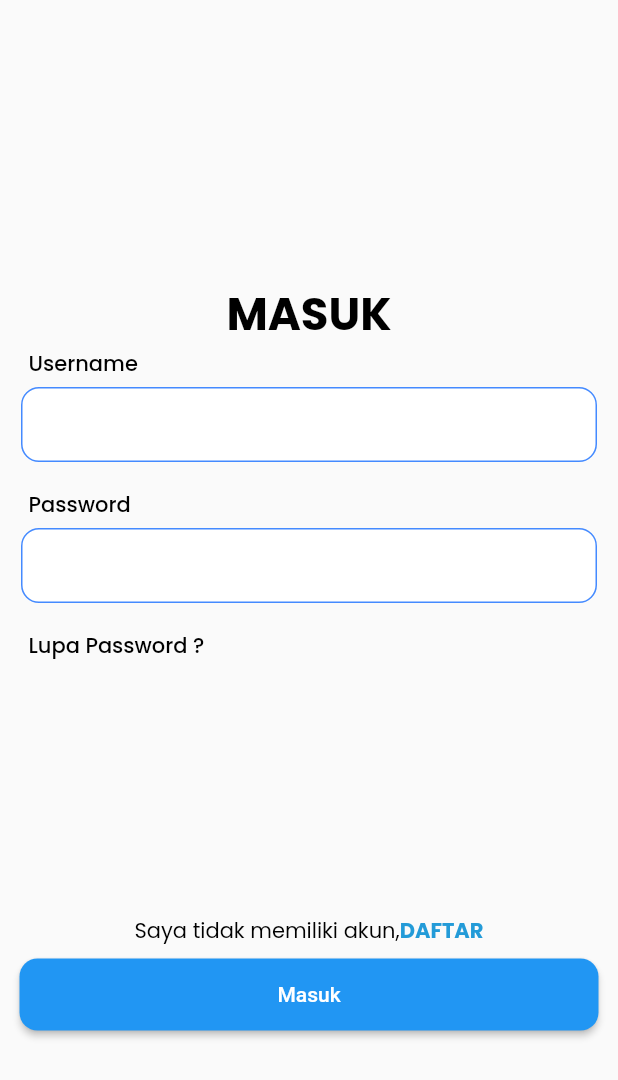
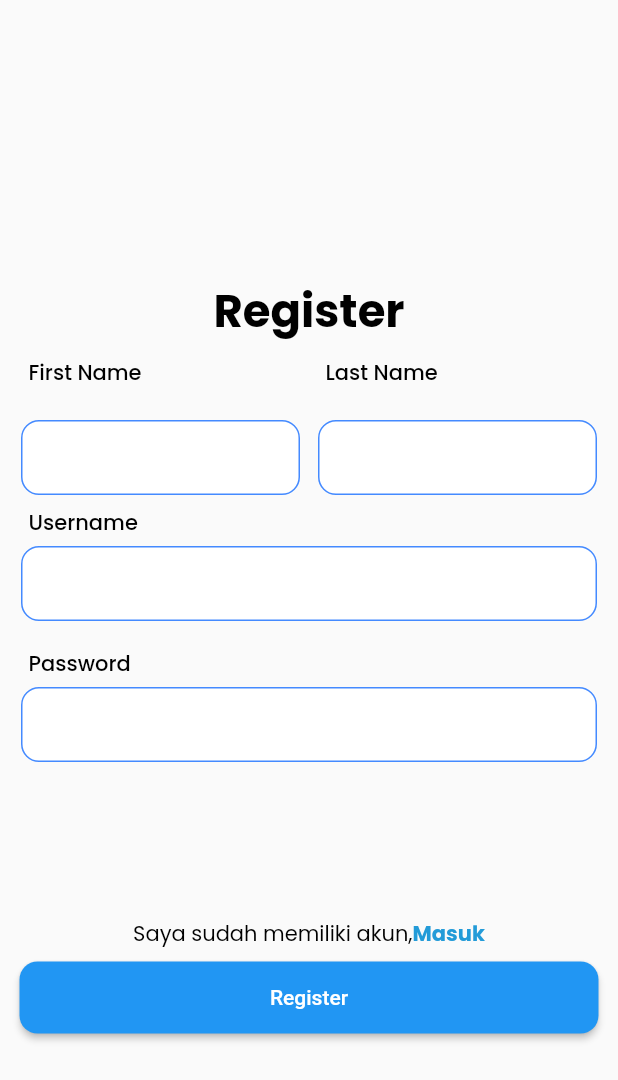
Before and after one commit to MajuSetiaJadiSiregar/idemart, a Flutter app: the screen it shows after launch, on a phone screen of 412 x 824 dp. Shown: the top 1080 px of the screen. Run offline on Flutter 3.47's test engine with Material 2 defaults, Android fonts, the phone set to English and light mode, and no system bars; our stand-ins replace flutter_svg.

Commit message:
register-screen

```diff
--- a/lib/main.dart
+++ b/lib/main.dart
@@ -17,7 +17,8 @@ class MyApp extends StatelessWidget {
         primarySwatch: Colors.blue,
       ),
       // home: WelcomeScreen()
-      home: LoginScreen(),
+      // home: LoginScreen(),
+      home: RegisterScreen(),
     );
   }
 }
--- /dev/null
+++ b/lib/screen/register_screen.dart
@@ -0,0 +1,211 @@
+part of 'screen.dart';
+
+class RegisterScreen extends StatelessWidget {
+  @override
+  Widget build(BuildContext context) {
+    return Scaffold(
+        body: _body(context)
+    );
+  }
+
+  Widget _body(BuildContext context){
+    return Center(
+      child: SingleChildScrollView(
+        child: Container(
+          margin: const EdgeInsets.symmetric(horizontal: 12),
+          child: Column(
+            mainAxisAlignment: MainAxisAlignment.spaceBetween,
+            children: [
+              Container(
+                padding: const EdgeInsets.symmetric(horizontal: 2),
+                child: Column(
+                  crossAxisAlignment: CrossAxisAlignment.start,
+                  children: [
+                    const SizedBox(height: 54,),
+                    Center(
+                      child: Text(
+                        'Register',
+                        style: Theme.of(context).textTheme.headline1?.copyWith(
+                            fontFamily: 'Poppins',
+                            fontSize: 30,
+                            fontWeight: FontWeight.bold,
+                            color: Colors.black
+                        ),
+                      ),
+                    ),
+                    Container(
+                      margin: const EdgeInsets.symmetric(vertical: 8),
+                      child: Row(
+                        children: [
+                          Expanded(
+                            child: Padding(
+                              padding: const EdgeInsetsDirectional.fromSTEB(5, 0, 0, 5),
+                              child: Text(
+                                'First Name',
+                                style: Theme.of(context).textTheme.bodyText1?.copyWith(
+                                  fontFamily: 'Poppins',
+                                  color: Colors.black,
+                                ),
+                              ),
+                            ),
+                          ),
+                          SizedBox(width: 12,),
+                          Expanded(
+                            child: Padding(
+                              padding: const EdgeInsetsDirectional.fromSTEB(5, 0, 0, 5),
+                              child: Text(
+                                'Last Name',
+                                style: Theme.of(context).textTheme.bodyText1?.copyWith(
+                                  fontFamily: 'Poppins',
+                                  color: Colors.black,
+                                ),
+                              ),
+                            ),
+                          ),
+                        ],
+                      ),
+                    ),
+                    Container(
+                      margin: const EdgeInsets.symmetric(vertical: 8),
+                      child: Row(
+                        children: [
+                          Expanded(
+                            child: Container(
+                              width: double.infinity,
+                              decoration: BoxDecoration(
+                                  borderRadius: BorderRadius.circular(12),
+                                  border: Border.all(color: Colors.blueAccent),
+                                  color: Colors.white
+                              ),
+                              child: const TextField(
+                                decoration: InputDecoration(
+                                  border: InputBorder.none,
+                                ),
+                              ),
+                            ),
+                          ),
+                          SizedBox(width: 12,),
+                          Expanded(
+                            child: Container(
+                              width: double.infinity,
+                              decoration: BoxDecoration(
+                                  borderRadius: BorderRadius.circular(12),
+                                  border: Border.all(color: Colors.blueAccent),
+                                  color: Colors.white
+                              ),
+                              child: const TextField(
+                                decoration: InputDecoration(
+                                  border: InputBorder.none,
+                                ),
+                              ),
+                            ),
+                          ),
+                        ],
+                      ),
+                    ),
+                    Padding(
+                      padding: const EdgeInsetsDirectional.fromSTEB(5, 0, 0, 5),
+                      child: Text(
+                        'Username',
+                        style: Theme.of(context).textTheme.bodyText1?.copyWith(
+                          fontFamily: 'Poppins',
+                          color: Colors.black,
+                        ),
+                      ),
+                    ),
+                    Container(
+                      width: double.infinity,
+                      decoration: BoxDecoration(
+                          borderRadius: BorderRadius.circular(12),
+                          border: Border.all(color: Colors.blueAccent),
+                          color: Colors.white
+                      ),
+                      child: const TextField(
+                        decoration: InputDecoration(
+                          border: InputBorder.none,
+                        ),
+                      ),
+                    ),
+                    const SizedBox(height: 18,),
+                    Padding(
+                      padding: const EdgeInsetsDirectional.fromSTEB(5, 0, 0, 5),
+                      child: Text(
+                        'Password',
+                        style: Theme.of(context).textTheme.bodyText1?.copyWith(
+                          fontFamily: 'Poppins',
+                          color: Colors.black,
+                        ),
+                      ),
+                    ),
+                    Container(
+                      width: double.infinity,
+                      decoration: BoxDecoration(
+                          borderRadius: BorderRadius.circular(12),
+                          border: Border.all(color: Colors.blueAccent),
+                          color: Colors.white
+                      ),
+                      child: const TextField(
+                        decoration: InputDecoration(
+                          border: InputBorder.none,
+                        ),
+                      ),
+                    ),
+                  ],
+                ),
+              ),
+
+              const SizedBox(height: 100,),
+
+              Container(
+                margin: const EdgeInsets.symmetric(vertical: 4),
+                child: Column(
+                  children: [
+                    Row(
+                      mainAxisAlignment: MainAxisAlignment.center,
+                      children: <Widget>[
+                        const Text(
+                          "Saya sudah memiliki akun,",
+                          style: TextStyle(color: Colors.black, fontFamily: "Poppins"),
+                        ),
+                        GestureDetector(
+                          onTap: (){},
+                          child: const Text(
+                            "Masuk",
+                            style: TextStyle(
+                                color: Color(0xFF239BD8),
+                                fontWeight: FontWeight.bold,
+                                fontFamily: "Poppins"
+                            ),
+                          ),
+                        )
+                      ],
+                    ),
+                    const SizedBox(height: 8,),
+                    Container(
+                      decoration: BoxDecoration(
+                          borderRadius: BorderRadius.circular(48)
+                      ),
+                      margin: const EdgeInsets.symmetric(horizontal: 1),
+                      width: double.infinity,
+                      child: ElevatedButton(
+                        style: ElevatedButton.styleFrom(
+                          padding: const EdgeInsets.symmetric(vertical: 16),
+                          shape: RoundedRectangleBorder(
+                            borderRadius: BorderRadius.circular(12), // <-- Radius
+                          ),
+                        ),
+                        onPressed: (){print("test");},
+                        child: Text("Register"),
+                      ),
+                    ),
+                  ],
+                ),
+              ),
+            ],
+          ),
+        ),
+      ),
+    );
+  }
+
+}
--- a/lib/screen/screen.dart
+++ b/lib/screen/screen.dart
@@ -3,3 +3,4 @@ import 'package:flutter_svg/svg.dart';
 
 part 'welcome_screen.dart';
 part 'login_screen.dart';
+part 'register_screen.dart';
```
